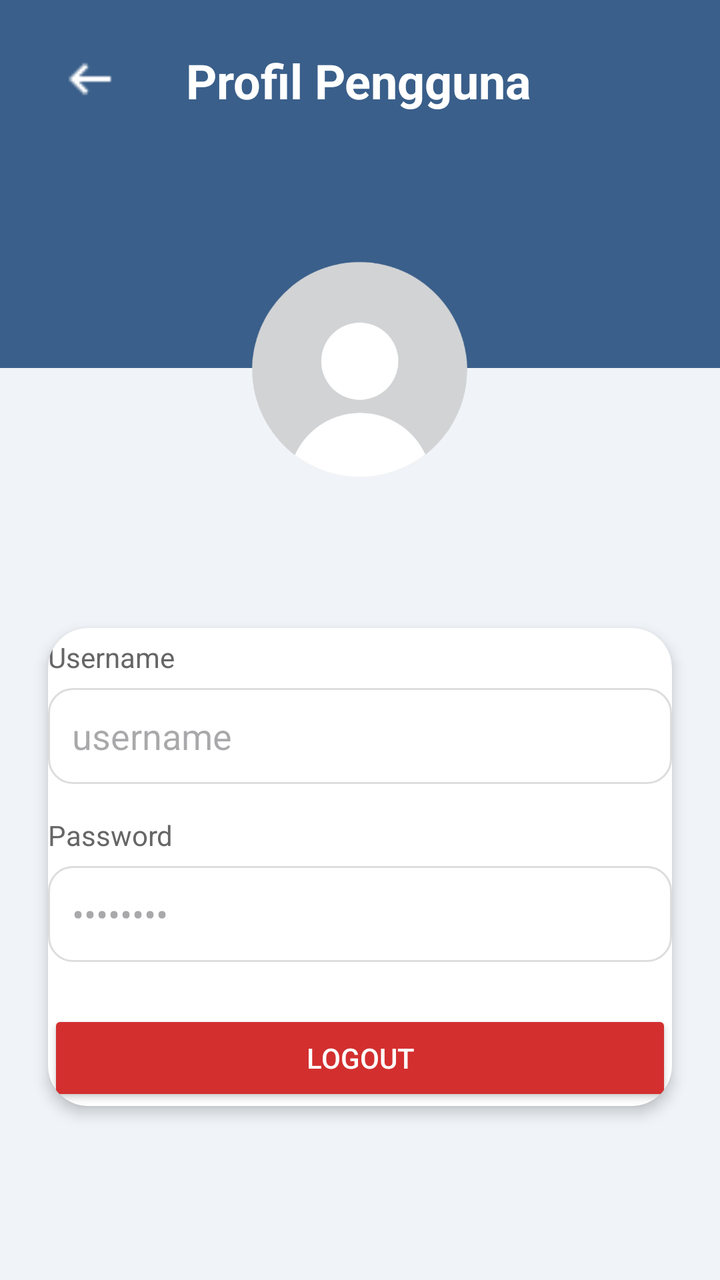
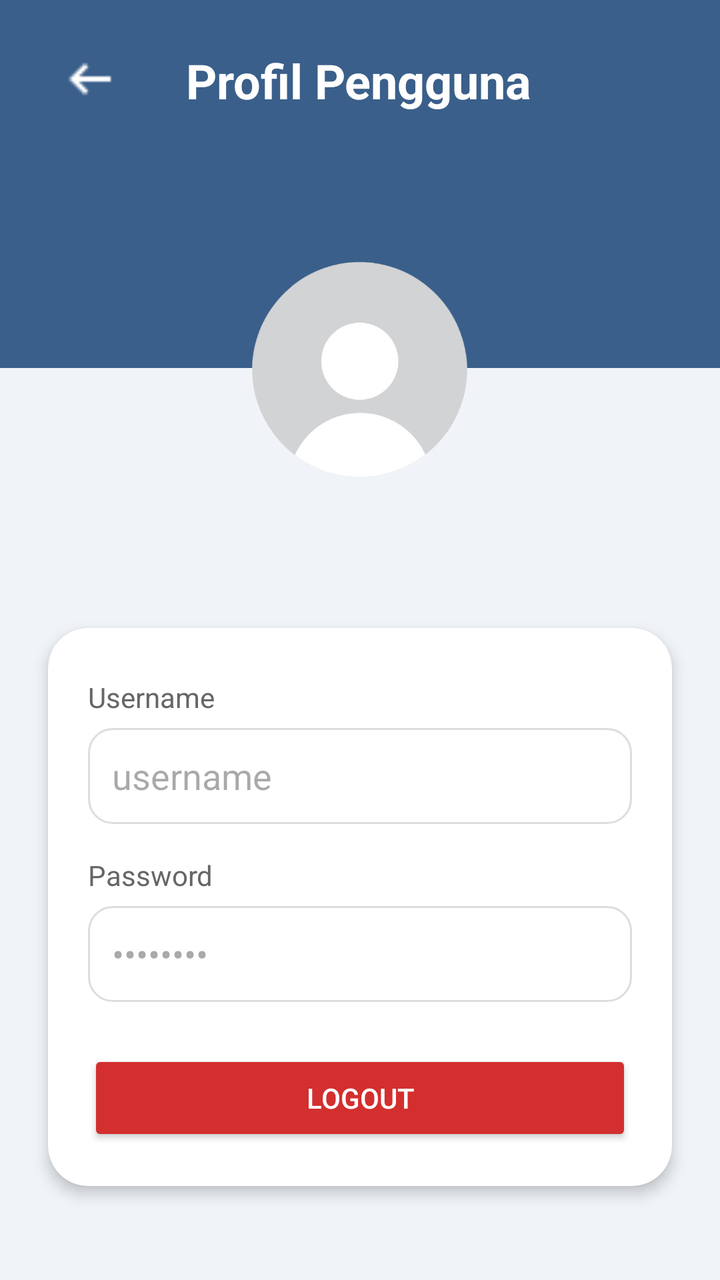

Two renders of the same Android screen: before a commit and after it. Below are the layout's source before the change and the commit's diff.
<!-- AndroidManifest.xml: application theme Theme.Ftaks -->
<!-- res/layout/activity_profile.xml -->
<?xml version="1.0" encoding="utf-8"?>
<androidx.constraintlayout.widget.ConstraintLayout xmlns:android="http://schemas.android.com/apk/res/android"
    xmlns:app="http://schemas.android.com/apk/res-auto"
    xmlns:tools="http://schemas.android.com/tools"
    android:id="@+id/main"
    android:layout_width="match_parent"
    android:layout_height="match_parent"
    android:background="@color/home_background"
    tools:context=".ProfileActivity">

    <View
        android:id="@+id/view_header_background"
        android:layout_width="0dp"
        android:layout_height="184dp"
        android:background="@color/login_main_background"
        app:layout_constraintEnd_toEndOf="parent"
        app:layout_constraintHorizontal_bias="0.0"
        app:layout_constraintStart_toStartOf="parent"
        app:layout_constraintTop_toTopOf="parent" />

    <ImageView
        android:id="@+id/btn_back"
        android:layout_width="42dp"
        android:layout_height="31dp"
        android:layout_marginStart="24dp"
        android:layout_marginTop="24dp"
        android:src="@drawable/btn_back"
        app:layout_constraintStart_toStartOf="parent"
        app:layout_constraintTop_toTopOf="parent" />

    <TextView
        android:layout_width="wrap_content"
        android:layout_height="wrap_content"
        android:layout_marginTop="24dp"
        android:text="Profil Pengguna"
        android:textColor="@color/white"
        android:textSize="24sp"
        android:textStyle="bold"
        app:layout_constraintEnd_toEndOf="parent"
        app:layout_constraintHorizontal_bias="0.497"
        app:layout_constraintStart_toStartOf="parent"
        app:layout_constraintTop_toTopOf="parent" />

    <ImageView
        android:id="@+id/ivProfile"
        android:layout_width="120dp"
        android:layout_height="120dp"
        android:layout_marginTop="124dp"
        android:padding="4dp"
        android:scaleType="centerCrop"
        android:src="@drawable/profil_lg"
        app:layout_constraintEnd_toEndOf="parent"
        app:layout_constraintHorizontal_bias="0.498"
        app:layout_constraintStart_toStartOf="parent"
        app:layout_constraintTop_toTopOf="parent" />

    <androidx.cardview.widget.CardView
        android:id="@+id/cardData"
        android:layout_width="0dp"
        android:layout_height="wrap_content"
        android:layout_marginTop="70dp"
        android:layout_marginHorizontal="24dp"
        android:padding="24dp"
        app:cardCornerRadius="20dp"
        app:cardElevation="4dp"
        app:layout_constraintTop_toBottomOf="@id/ivProfile"
        app:layout_constraintStart_toStartOf="parent"
        app:layout_constraintEnd_toEndOf="parent">

        <LinearLayout
            android:layout_width="match_parent"
            android:layout_height="wrap_content"
            android:orientation="vertical">

            <TextView
                android:layout_width="65dp"
                android:layout_height="25dp"
                android:layout_marginTop="5dp"
                android:text="Username"
                android:textColor="#666"
                android:textSize="14sp" />

            <EditText
                android:id="@+id/et_ProfilUsername"
                android:layout_width="match_parent"
                android:layout_height="48dp"
                android:background="@drawable/bg_form_profile"
                android:enabled="false"
                android:padding="12dp"
                android:text="username" />

            <TextView
                android:layout_width="65dp"
                android:layout_height="25dp"
                android:layout_marginTop="16dp"
                android:text="Password"
                android:textColor="#666"
                android:textSize="14sp" />

            <EditText
                android:id="@+id/et_ProfilPassword"
                android:layout_width="match_parent"
                android:layout_height="48dp"
                android:background="@drawable/bg_form_profile"
                android:enabled="false"
                android:inputType="textPassword"
                android:padding="12dp"
                android:text="********" />

            <Button
                android:id="@+id/btnLogout"
                android:layout_width="match_parent"
                android:layout_height="48dp"
                android:layout_marginTop="24dp"
                android:backgroundTint="#D32F2F"
                android:text="Logout"
                android:textColor="#FFF" />
        </LinearLayout>
    </androidx.cardview.widget.CardView>
</androidx.constraintlayout.widget.ConstraintLayout>
<!-- resources referenced by this layout -->
<resources>
  <color name="home_background">#F0F4F8</color>
  <color name="login_main_background">#3A5F8A</color>
  <color name="white">#FFFFFFFF</color>
  <!-- drawable bg_form_profile (drawable) -->
  <?xml version="1.0" encoding="utf-8"?>
  <shape xmlns:android="http://schemas.android.com/apk/res/android"
      android:shape="rectangle">
      <solid android:color="#ffffff"/>
      <corners android:radius="12dp"/>
      <stroke android:width="1dp" android:color="#dddddd"/>
  </shape>
  <!-- drawable btn_back: png bitmap (drawable, 284 bytes) -->
  <!-- drawable profil_lg: png bitmap (drawable, 49535 bytes) -->
  <style name="Theme.Ftaks" parent="Base.Theme.Ftaks" />
  <style name="Base.Theme.Ftaks" parent="Theme.Material3.DayNight.NoActionBar">
          
          
      </style>
</resources>

<!-- the commit's change to res/layout/activity_profile.xml (unified diff, before → after) -->
@@ -70,6 +70,7 @@
         <LinearLayout
             android:layout_width="match_parent"
             android:layout_height="wrap_content"
+            android:padding="20dp"
             android:orientation="vertical">
 
             <TextView
